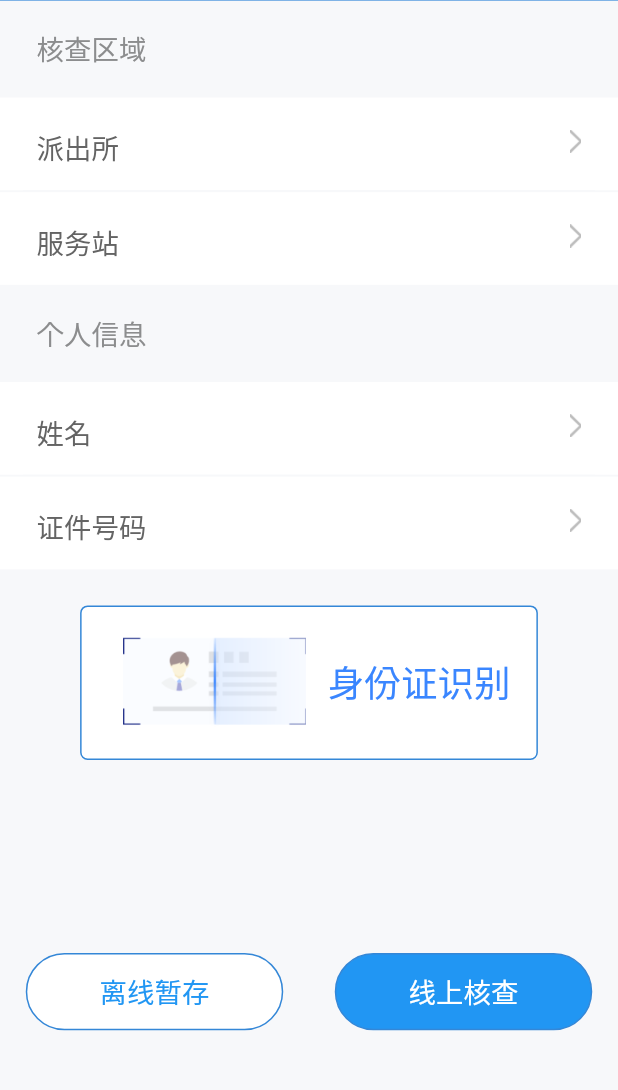
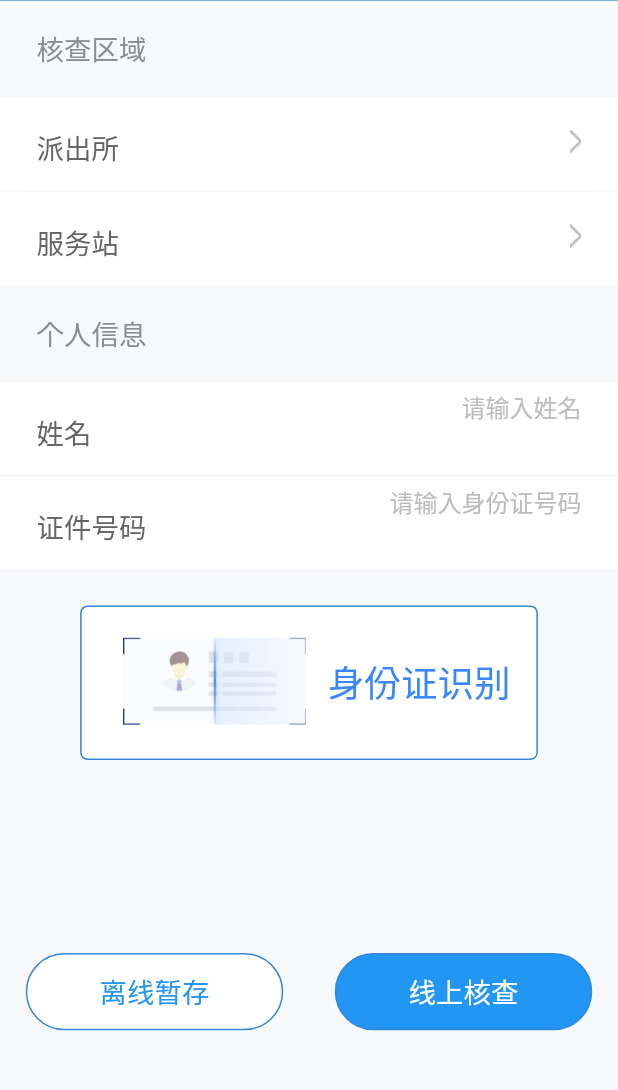
Before and after one commit to qianglifei/flutter_jwt, a Flutter app: the App screen opened directly, after a tap on "人口核查", on a phone screen of 412 x 824 dp, the part 64-1154 px from its top. Run offline on Flutter 3.47's test engine with Material 2 defaults, Android fonts, the phone set to English and light mode, and no system bars; our stand-ins replace cookie_jar, dio, flutter_screenutil, shared_preferences, sqflite; accounts and stored records are empty.

Commit message:
1.首页界面搭建

```diff
--- /dev/null
+++ b/lib/entity/pcs_fwz_entity.dart
@@ -0,0 +1,22 @@
+
+class PcsFwzEntity{
+  String _key;
+  String _value;
+
+  String get key => _key;
+
+  set key(String value) {
+    _key = value;
+  }
+
+  String get value => _value;
+
+  set value(String value) {
+    _value = value;
+  }
+
+  @override
+  String toString() {
+    return 'PcsFwzEntity{_key: $_key, _value: $_value}';
+  }
+}
--- a/lib/main/first_page/people_check_screen.dart
+++ b/lib/main/first_page/people_check_screen.dart
@@ -4,9 +4,11 @@ import 'package:flutter_screenutil/flutter_screenutil.dart';
 import 'package:jwt/base/base_app_bar.dart';
 import 'package:jwt/base/base_widget.dart';
 import 'package:jwt/db/sql_manager.dart';
+import 'package:jwt/entity/pcs_fwz_entity.dart';
 import 'package:jwt/widget/custom_app_bar.dart';
 import 'package:jwt/widget/custom_button.dart';
 import 'package:jwt/widget/custom_choose_widget.dart';
+import 'package:jwt/widget/custom_input_widget.dart';
 
 // ignore: must_be_immutable
 class PeopleCheckScreen extends BaseWidget{
@@ -18,10 +20,19 @@ class PeopleCheckScreen extends BaseWidget{
 }
 
 class PeopleCheckScreenState extends BaseWidgetState<PeopleCheckScreen> {
-  List _list = [];
+  List<PcsFwzEntity> _list = [];
   String _title = "";
   Color _color;
-  bool _isVisible  = true;
+  bool _isVisible  = false;
+  int position = 100000;
+
+  @override
+  void initState() {
+    // TODO: implement initState
+    super.initState();
+    SqlManager.copyDbFileToCacheDocument();
+
+  }
   @override
   CustomAppBar getAppBar() {
     // TODO: implement getAppBar
@@ -55,8 +66,7 @@ class PeopleCheckScreenState extends BaseWidgetState<PeopleCheckScreen> {
             child:CustomChooseWidget(
               "派出所",
               callBack: (){
-                SqlManager.copyDbFileToCacheDocument();
-                print("派出所被点击");
+
               }
             ),
           ),
@@ -75,13 +85,17 @@ class PeopleCheckScreenState extends BaseWidgetState<PeopleCheckScreen> {
                 "服务站",
                 callBack: (){
                   print("服务站被点击");
+                  SqlManager.queryPCSData().then((list){
+                      _list = list.cast<PcsFwzEntity>();
                       showModalBottomSheet(
                         shape: RoundedRectangleBorder(
                           borderRadius: BorderRadius.only(topLeft: Radius.circular(12),topRight: Radius.circular(12)),
                         ),
                         context: context,
                         builder: (BuildContext context) {
-                      return new Container(
+                          return StatefulBuilder(
+                            builder: (context,state){ ///这里的state就是setState
+                              return Container(
                                   height: ScreenUtil().setHeight(1200),
                                   width: ScreenUtil().uiSize.width,
                                   child: Column(
@@ -126,22 +140,21 @@ class PeopleCheckScreenState extends BaseWidgetState<PeopleCheckScreen> {
                                           itemBuilder: (BuildContext context, int index) {
                                             return GestureDetector(
                                               child: new Container(
-                                          color: Colors.white,
-                                          padding: const EdgeInsets.all(8.0),
+                                                  color: position == index ? Color.fromRGBO(247,248,250,1) : Colors.white,
                                                   width: ScreenUtil().uiSize.width,
                                                   height: ScreenUtil().setHeight(144),
                                                   child: Stack(
                                                     children: <Widget>[
                                                       Positioned(
-                                                  top: ScreenUtil().setHeight(56),
+                                                          top: ScreenUtil().setHeight(40),
                                                           left: ScreenUtil().setWidth(64),
-                                                  child: Text("你的世界我曾今来过",style: TextStyle(fontSize: ScreenUtil().setSp(44,allowFontScalingSelf: true)))
+                                                          child: Text(_list[index].key,style: TextStyle(fontSize: ScreenUtil().setSp(44)))
                                                       ),
                                                       Positioned(
                                                           right: ScreenUtil().setWidth(64),
-                                                top: ScreenUtil().setHeight(56),
+                                                          top: ScreenUtil().setHeight(45),
                                                           child: Offstage(
-                                                  offstage: _isVisible,
+                                                            offstage: position == index ? false: true,
                                                             child: Image.asset("images/icon_select_true.png",
                                                               width: ScreenUtil().setWidth(48),
                                                               height: ScreenUtil().setHeight(32),
@@ -153,10 +166,11 @@ class PeopleCheckScreenState extends BaseWidgetState<PeopleCheckScreen> {
                                                   )
                                               ),
                                               onTap: (){
-                                        setState(() {
-                                          //_title = _list[index];
-                                          _isVisible = false;
-                                          print(index);
+                                                ///为了区分把setState改个名字
+                                                state(() {
+                                                  position = index;
+                                                  _title = _list[position].key;
+                                                  print(position);
                                                 });
                                               },
                                             );
@@ -168,8 +182,11 @@ class PeopleCheckScreenState extends BaseWidgetState<PeopleCheckScreen> {
                                   )
                               );
                             },
-                  ).then((val) {
-                    print(val);
+                          );
+                        },
+                      ).then((vas) {
+                        print(vas);
+                      });
                   });
                 }
             ),
@@ -180,13 +197,9 @@ class PeopleCheckScreenState extends BaseWidgetState<PeopleCheckScreen> {
           ),
           Padding(
             padding: EdgeInsets.only(top: ScreenUtil().setHeight(44)),
-            child: CustomChooseWidget(
-                "姓名",
-                callBack: (){
-                  print("姓名被点击");
-                }
-            ),
-          ),
+            child: CustomInputWidget(
+              "姓名",hint: "请输入姓名",
+          )),
           //横线
           Padding(
               padding: EdgeInsets.only(left: ScreenUtil().setWidth(40),right: ScreenUtil().setWidth(40)),
@@ -198,12 +211,9 @@ class PeopleCheckScreenState extends BaseWidgetState<PeopleCheckScreen> {
           ),
           Padding(
             padding: EdgeInsets.only(top: ScreenUtil().setHeight(0)),
-            child: CustomChooseWidget(
-                "证件号码",
-                callBack: (){
-                  print("证件号码");
-                }
-            ),
+            child: CustomInputWidget(
+              "证件号码",hint: "请输入身份证号码",
+              )
           ),
           Padding(
             padding: EdgeInsets.only(left:ScreenUtil().setWidth(140),top: ScreenUtil().setHeight(56)),
--- /dev/null
+++ b/lib/widget/custom_input_widget.dart
@@ -0,0 +1,60 @@
+import 'package:flutter/material.dart';
+import 'package:flutter/cupertino.dart';
+import 'package:flutter_screenutil/screenutil.dart';
+
+// ignore: must_be_immutable
+class CustomInputWidget extends StatefulWidget{
+  String _title;
+  String hint;
+  CustomInputWidget(this._title,{Key key,this.hint});
+  @override
+  State<StatefulWidget> createState() {
+    // TODO: implement createState
+    return CustomInputWidgetState();
+  }
+}
+
+class CustomInputWidgetState extends State<CustomInputWidget> {
+  //输入框控制器
+  TextEditingController inputController = TextEditingController();
+
+  @override
+  Widget build(BuildContext context) {
+    // TODO: implement build
+    return Container(
+      height: ScreenUtil().setHeight(144),
+      width: ScreenUtil().uiSize.width,
+      color: Colors.white,
+      child: Stack(
+        children: <Widget>[
+          Positioned(
+              top: ScreenUtil().setHeight(47),
+              left: ScreenUtil().setWidth(64),
+              child: Text(widget._title,style: TextStyle(fontSize: ScreenUtil().setSp(48),color: Color.fromRGBO(100,100,100,1)))
+          ),
+          Positioned(
+              top: ScreenUtil().setHeight(10),
+              right: ScreenUtil().setWidth(64),
+              left: ScreenUtil().setWidth(300),
+              child: Container(
+                  color: Colors.white,
+                  width: ScreenUtil().setWidth(1000),
+                  height: ScreenUtil().setHeight(144),
+                  child: TextField(
+                    autofocus: false,
+                    textAlign: TextAlign.end,
+                    controller: inputController,
+                    keyboardType: TextInputType.text,
+                    decoration: InputDecoration.collapsed(
+                      hintText: widget.hint,
+                      hintStyle: TextStyle(color: Color.fromRGBO(188,188,188,1))
+                    ),
+                  ),
+              ),
+          ),
+        ],
+      ),
+    );
+  }
+
+}
```
Also changed, not shown: lib/db/sql_manager.dart (+36 -17 lines). Lines whose indentation alone changed are shown as unchanged.
